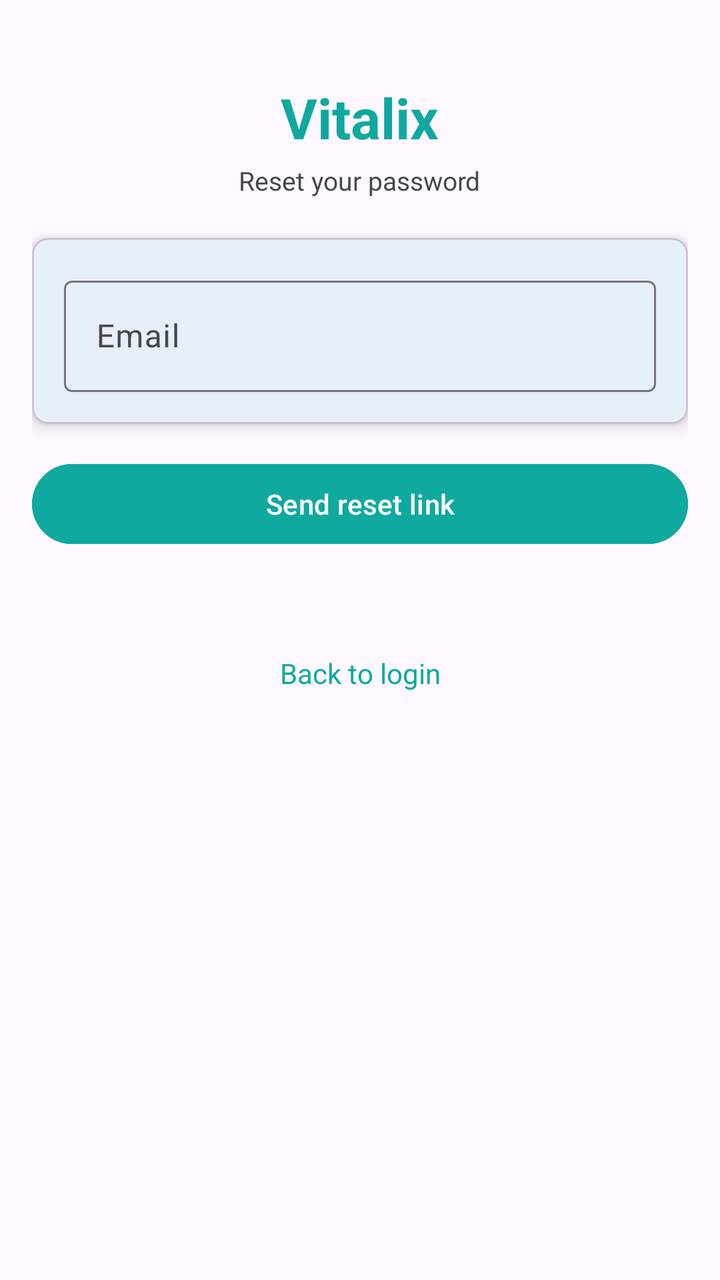
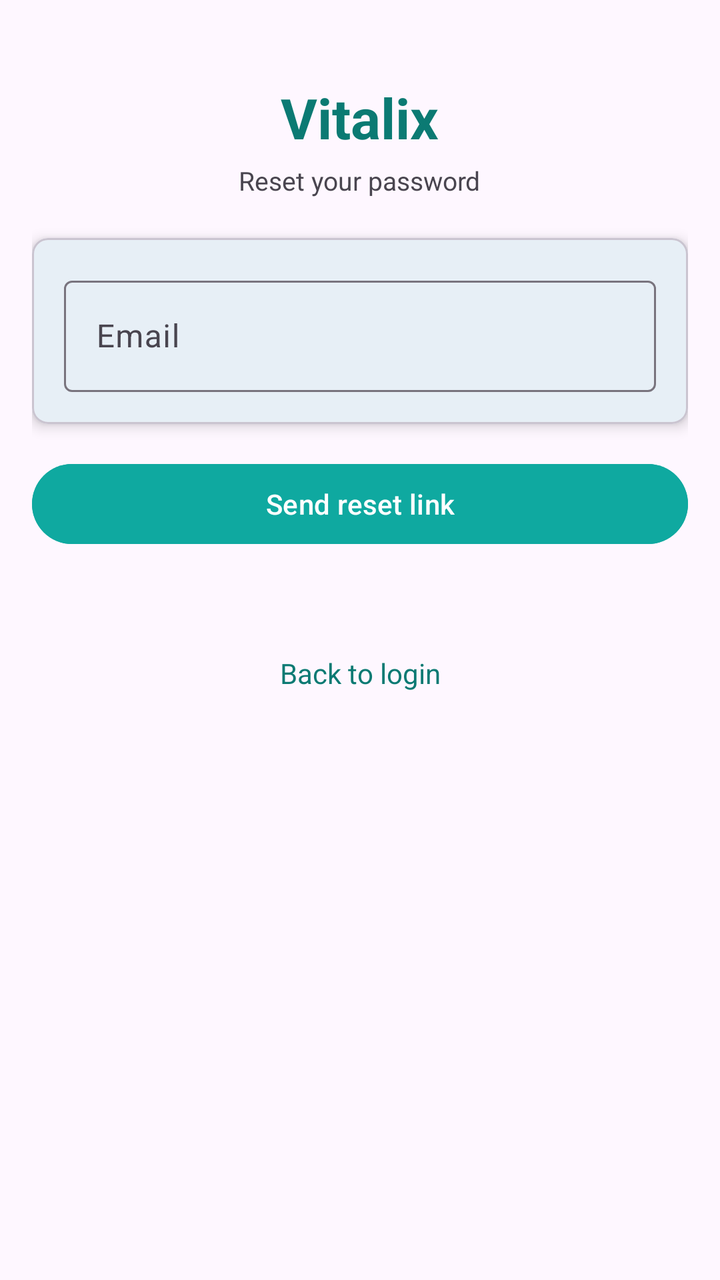

An Android layout rendered at two revisions. The XML below is the earlier revision; the diff shows what the commit changed to produce the second picture.
<!-- AndroidManifest.xml: activity theme Theme.Vitalix -->
<!-- res/layout/activity_forgot.xml -->
<?xml version="1.0" encoding="utf-8"?>
<ScrollView xmlns:android="http://schemas.android.com/apk/res/android"
    xmlns:app="http://schemas.android.com/apk/res-auto"
    android:layout_width="match_parent"
    android:layout_height="match_parent"
    android:padding="16dp">

    <LinearLayout
        android:layout_width="match_parent"
        android:layout_height="wrap_content"
        android:orientation="vertical">

        <TextView
            android:layout_width="wrap_content"
            android:layout_height="wrap_content"
            android:layout_gravity="center_horizontal"
            android:layout_marginTop="24dp"
            android:layout_marginBottom="4dp"
            android:text="Vitalix"
            android:textColor="@color/vital_teal"
            android:textSize="28sp"
            android:textStyle="bold" />

        <TextView
            android:layout_width="wrap_content"
            android:layout_height="wrap_content"
            android:layout_gravity="center_horizontal"
            android:layout_marginBottom="20dp"
            android:text="Reset your password"
            android:textSize="13sp" />

        <com.google.android.material.card.MaterialCardView
            android:layout_width="match_parent"
            android:layout_height="wrap_content"
            android:layout_marginBottom="16dp"
            app:cardCornerRadius="8dp"
            app:cardElevation="4dp">

            <LinearLayout
                android:layout_width="match_parent"
                android:layout_height="wrap_content"
                android:orientation="vertical"
                android:padding="16dp">

                <com.google.android.material.textfield.TextInputLayout
                    style="@style/Widget.Material3.TextInputLayout.OutlinedBox"
                    android:layout_width="match_parent"
                    android:layout_height="wrap_content"
                    android:hint="Email">

                    <com.google.android.material.textfield.TextInputEditText
                        android:id="@+id/editEmail"
                        android:layout_width="match_parent"
                        android:layout_height="wrap_content"
                        android:inputType="textEmailAddress" />
                </com.google.android.material.textfield.TextInputLayout>

            </LinearLayout>
        </com.google.android.material.card.MaterialCardView>

        <Button
            android:id="@+id/btnSubmit"
            android:layout_width="match_parent"
            android:layout_height="wrap_content"
            android:layout_marginBottom="8dp"
            android:backgroundTint="@color/vital_teal"
            android:text="Send reset link"
            android:textColor="@color/white" />

        <TextView
            android:id="@+id/txtStatus"
            android:layout_width="match_parent"
            android:layout_height="wrap_content"
            android:layout_marginTop="8dp"
            android:layout_marginBottom="16dp"
            android:textAlignment="center" />

        <TextView
            android:id="@+id/linkLogin"
            android:layout_width="match_parent"
            android:layout_height="wrap_content"
            android:text="Back to login"
            android:textAlignment="center"
            android:textColor="@color/vital_teal" />

    </LinearLayout>
</ScrollView>
<!-- resources referenced by this layout -->
<resources>
  <color name="vital_teal">#0FA9A0</color>
  <color name="white">#FFFFFFFF</color>
  <style name="Theme.Vitalix" parent="Base.Theme.Vitalix" />
  <style name="Base.Theme.Vitalix" parent="Theme.Material3.DayNight.NoActionBar">
          <item name="colorPrimary">@color/vital_teal</item>
          <item name="colorOnPrimary">@color/white</item>
          <item name="colorSecondary">@color/pulse_green</item>
          <item name="colorOnSecondary">@color/black</item>
      </style>
  <color name="pulse_green">#34D399</color>
  <color name="black">#FF000000</color>
</resources>

<!-- the commit's change to res/layout/activity_forgot.xml (unified diff, before → after) -->
@@ -17,7 +17,7 @@
             android:layout_marginTop="24dp"
             android:layout_marginBottom="4dp"
             android:text="Vitalix"
-            android:textColor="@color/vital_teal"
+            android:textColor="@color/vital_teal_text"
             android:textSize="28sp"
             android:textStyle="bold" />
 
@@ -67,6 +67,15 @@
             android:text="Send reset link"
             android:textColor="@color/white" />
 
+        <com.google.android.material.progressindicator.CircularProgressIndicator
+            android:id="@+id/progressForgot"
+            android:layout_width="wrap_content"
+            android:layout_height="wrap_content"
+            android:layout_gravity="center_horizontal"
+            android:layout_marginTop="8dp"
+            android:indeterminate="true"
+            android:visibility="gone" />
+
         <TextView
             android:id="@+id/txtStatus"
             android:layout_width="match_parent"
@@ -81,7 +90,7 @@
             android:layout_height="wrap_content"
             android:text="Back to login"
             android:textAlignment="center"
-            android:textColor="@color/vital_teal" />
+            android:textColor="@color/vital_teal_text" />
 
     </LinearLayout>
 </ScrollView>
<!-- resource entries referenced after the edit -->
@@ -1,6 +1,7 @@
 <!-- resources referenced by this layout -->
 <resources>
   <color name="vital_teal">#0FA9A0</color>
+  <color name="vital_teal_text">#0B7A73</color>
   <color name="white">#FFFFFFFF</color>
   <style name="Theme.Vitalix" parent="Base.Theme.Vitalix" />
   <style name="Base.Theme.Vitalix" parent="Theme.Material3.DayNight.NoActionBar">
